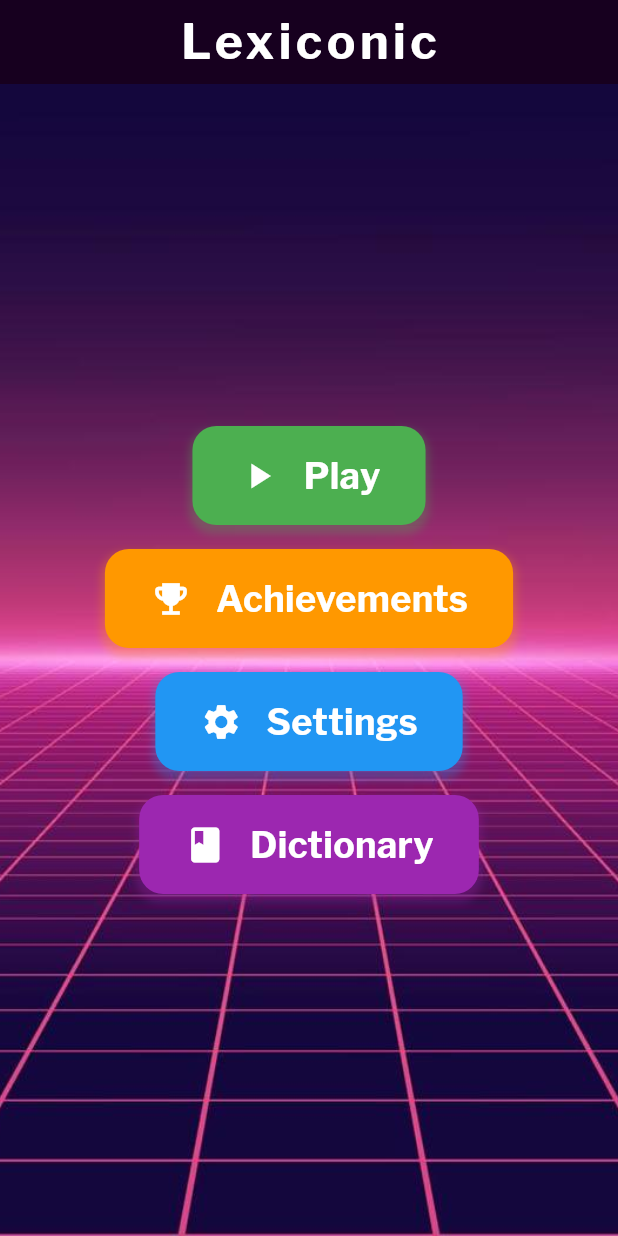
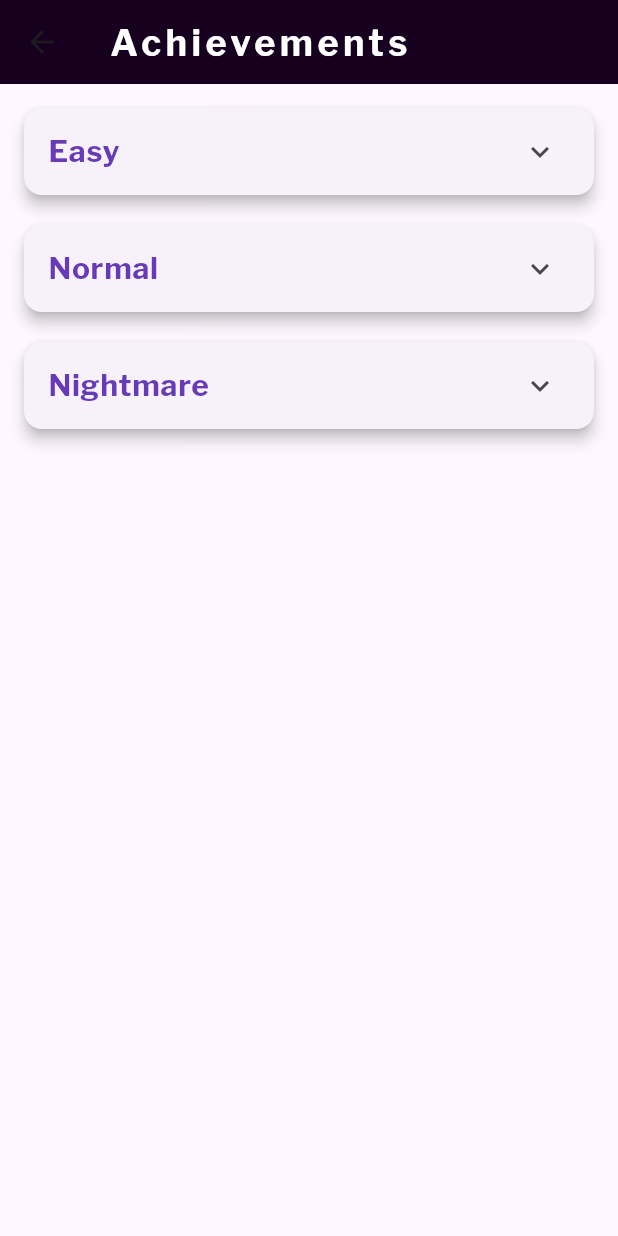
Before and after one commit to AnweyArc/Lexiconic, a Flutter app: the screen it shows after launch, after a tap on "Achievements", on a phone screen of 412 x 824 dp. Run offline on Flutter 3.47's test engine with Material 3 defaults, Android fonts, the phone set to English and light mode, and no system bars; our stand-ins replace just_audio, shared_preferences.

Commit message:
added achievements, (functional???)

```diff
--- /dev/null
+++ b/lib/achievements.dart
@@ -0,0 +1,125 @@
+import 'package:flutter/material.dart';
+import 'package:shared_preferences/shared_preferences.dart';
+
+class AchievementsScreen extends StatefulWidget {
+  @override
+  _AchievementsScreenState createState() => _AchievementsScreenState();
+}
+
+class _AchievementsScreenState extends State<AchievementsScreen> {
+  Map<String, List<Map<String, dynamic>>> achievements = {
+    "Easy": [
+      {"title": "Nice Guessing!", "threshold": 15, "unlocked": false},
+      {
+        "title": "Woah, you're pretty good at this!",
+        "threshold": 50,
+        "unlocked": false,
+      },
+      {"title": "Lexiconic Master, huh?", "threshold": 100, "unlocked": false},
+      {"title": "You're Getting There!", "threshold": 250, "unlocked": false},
+      {"title": "???", "threshold": 500, "unlocked": false},
+    ],
+    "Normal": [
+      {"title": "Nice Guessing!", "threshold": 15, "unlocked": false},
+      {
+        "title": "Woah, you're pretty good at this!",
+        "threshold": 50,
+        "unlocked": false,
+      },
+      {"title": "Lexiconic Master, huh?", "threshold": 100, "unlocked": false},
+      {"title": "You're Getting There!", "threshold": 250, "unlocked": false},
+      {"title": "???", "threshold": 500, "unlocked": false},
+    ],
+    "Nightmare": [
+      {"title": "Nice Guessing!", "threshold": 15, "unlocked": false},
+      {
+        "title": "Woah, you're pretty good at this!",
+        "threshold": 50,
+        "unlocked": false,
+      },
+      {"title": "Lexiconic Master, huh?", "threshold": 100, "unlocked": false},
+      {"title": "You're Getting There!", "threshold": 250, "unlocked": false},
+      {"title": "???", "threshold": 500, "unlocked": false},
+    ],
+  };
+
+  @override
+  void initState() {
+    super.initState();
+    _loadAchievements();
+  }
+
+  Future<void> _loadAchievements() async {
+    final prefs = await SharedPreferences.getInstance();
+    setState(() {
+      achievements.forEach((category, achievementList) {
+        int guessedWords = prefs.getInt('${category}_guessedWords') ?? 0;
+        for (var achievement in achievementList) {
+          if (guessedWords >= achievement["threshold"]) {
+            achievement["unlocked"] = true;
+          }
+        }
+      });
+    });
+  }
+
+  @override
+  Widget build(BuildContext context) {
+    return Scaffold(
+      appBar: AppBar(
+        title: Text(
+          'Achievements',
+          style: TextStyle(
+            fontFamily: 'LibreFranklin',
+            fontSize: 24,
+            letterSpacing: 3,
+            fontWeight: FontWeight.bold,
+            color: Colors.white,
+          ),
+        ),
+        backgroundColor: const Color.fromARGB(255, 23, 0, 31),
+      ),
+      body: ListView(
+        padding: EdgeInsets.all(16.0),
+        children:
+            achievements.entries.map((entry) {
+              String category = entry.key;
+              List<Map<String, dynamic>> achievementList = entry.value;
+              return _buildAchievementCategory(category, achievementList);
+            }).toList(),
+      ),
+    );
+  }
+
+  Widget _buildAchievementCategory(
+    String category,
+    List<Map<String, dynamic>> achievementList,
+  ) {
+    return Card(
+      margin: EdgeInsets.only(bottom: 20),
+      elevation: 4,
+      shape: RoundedRectangleBorder(borderRadius: BorderRadius.circular(12)),
+      child: ExpansionTile(
+        title: Text(
+          category,
+          style: TextStyle(
+            fontFamily: 'LibreFranklin',
+            fontSize: 20,
+            fontWeight: FontWeight.bold,
+            color: Colors.deepPurple,
+          ),
+        ),
+        children:
+            achievementList.map((achievement) {
+              return ListTile(
+                leading: Icon(
+                  achievement["unlocked"] ? Icons.check_circle : Icons.lock,
+                  color: achievement["unlocked"] ? Colors.green : Colors.grey,
+                ),
+                title: Text(achievement["title"]),
+              );
+            }).toList(),
+      ),
+    );
+  }
+}
--- a/lib/main.dart
+++ b/lib/main.dart
@@ -4,6 +4,7 @@ import 'gamepreference.dart';
 import 'dictionary.dart'; // Import the dictionary.dart file
 import 'settings.dart'; // Import the settings.dart file
 import 'package:shared_preferences/shared_preferences.dart';
+import 'achievements.dart';
 
 void main() {
   runApp(MyApp());
@@ -125,12 +126,15 @@ class _HomeScreenState extends State<HomeScreen> {
                 ),
               ),
               _buildMenuButton(
-                context,
-                "Achievements",
-                Icons.emoji_events,
-                Colors.orange,
-                () {},
-              ),
+  context,
+  "Achievements",
+  Icons.emoji_events,
+  Colors.orange,
+  () => Navigator.push(
+    context,
+    MaterialPageRoute(builder: (context) => AchievementsScreen()),
+  ),
+),
               _buildMenuButton(
                 context,
                 "Settings",
```
